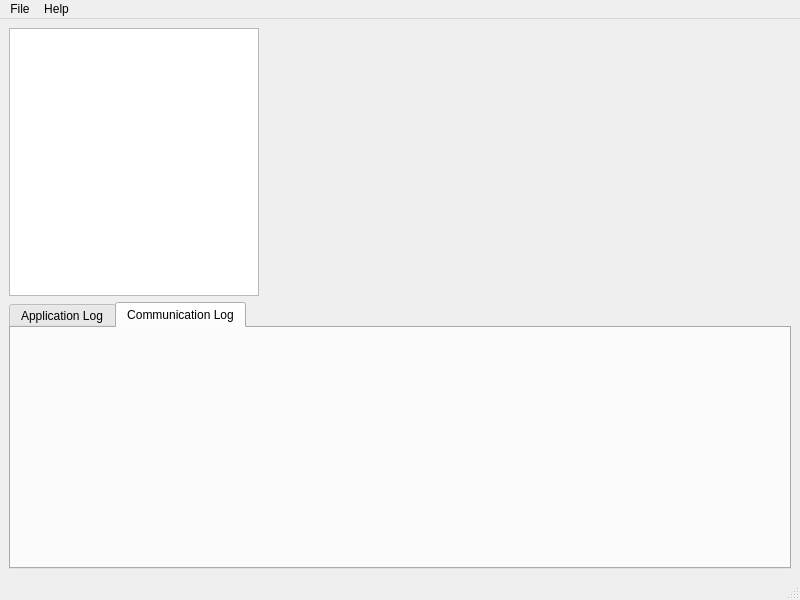
Before: the Qt Designer form mainwindow.ui in majorpeter/mprotocol-explorer, drawn with Qt 5.
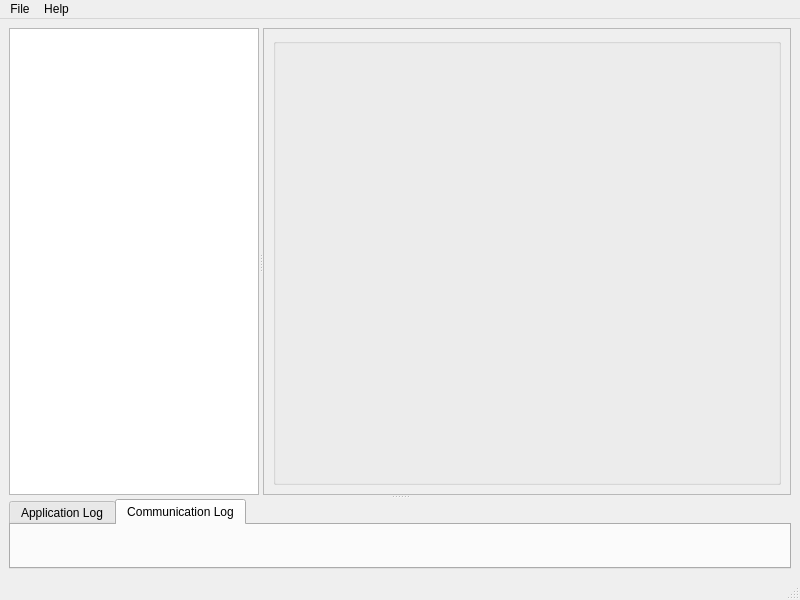
After: the same form once the commit is applied.

```diff
--- a/mainwindow.ui
+++ b/mainwindow.ui
@@ -16,8 +16,14 @@
   <widget class="QWidget" name="centralwidget">
    <layout class="QVBoxLayout" name="verticalLayout">
     <item>
-     <layout class="QHBoxLayout" name="horizontalLayout">
-      <item>
+     <widget class="QSplitter" name="splitter_2">
+      <property name="orientation">
+       <enum>Qt::Vertical</enum>
+      </property>
+      <widget class="QSplitter" name="splitter">
+       <property name="orientation">
+        <enum>Qt::Horizontal</enum>
+       </property>
        <widget class="QTreeView" name="nodeTree">
         <property name="maximumSize">
          <size>
@@ -26,13 +32,31 @@
          </size>
         </property>
        </widget>
-      </item>
+       <widget class="QScrollArea" name="propsScrollArea">
+        <property name="widgetResizable">
+         <bool>true</bool>
+        </property>
+        <widget class="QWidget" name="scrollAreaWidgetContents">
+         <property name="geometry">
+          <rect>
+           <x>0</x>
+           <y>0</y>
+           <width>526</width>
+           <height>446</height>
+          </rect>
+         </property>
+         <layout class="QVBoxLayout" name="verticalLayout_2">
       <item>
-       <widget class="QWidget" name="widget" native="true"/>
-      </item>
-     </layout>
-    </item>
-    <item>
+           <widget class="QGroupBox" name="propsGroupBox">
+            <property name="title">
+             <string/>
+            </property>
+           </widget>
+          </item>
+         </layout>
+        </widget>
+       </widget>
+      </widget>
      <widget class="QTabWidget" name="tabWidget">
       <property name="currentIndex">
        <number>1</number>
@@ -46,6 +70,7 @@
        <attribute name="title">
         <string>Communication Log</string>
        </attribute>
+       </widget>
       </widget>
      </widget>
     </item>
```
Lines whose indentation alone changed are shown as unchanged.
